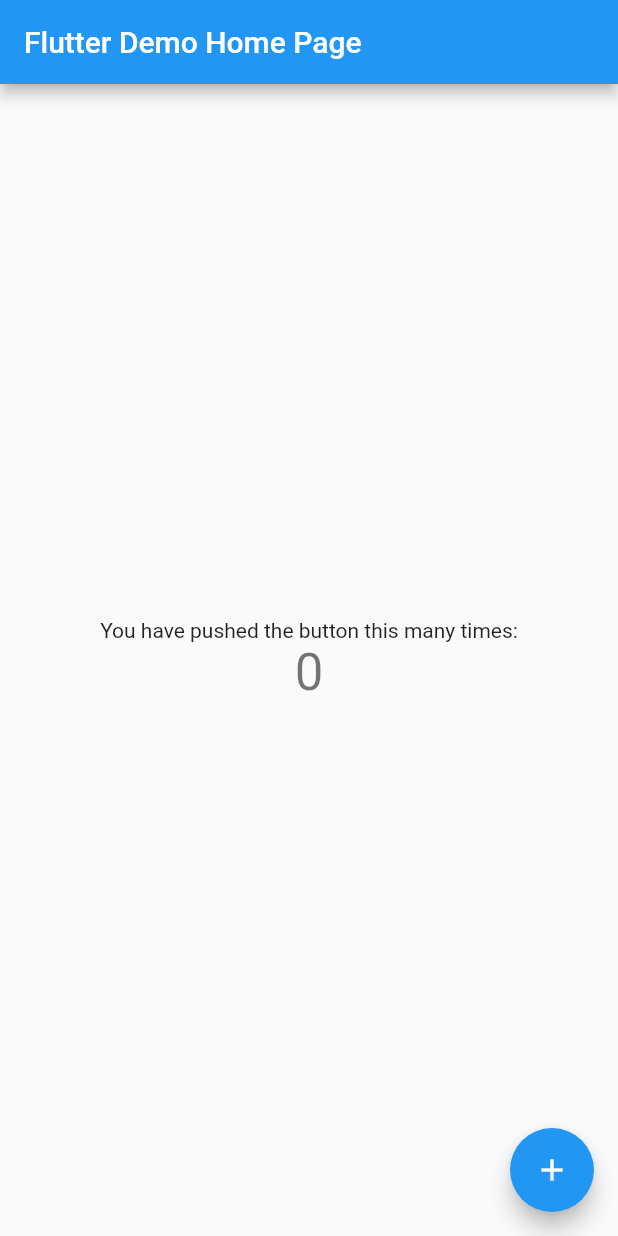
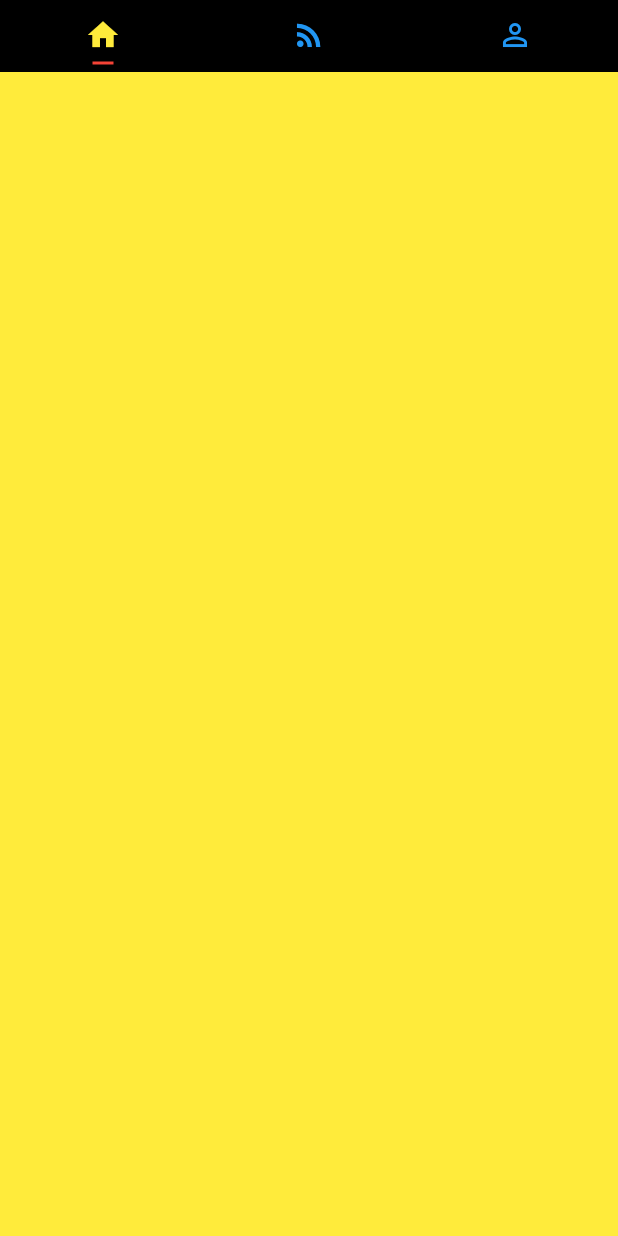
Before and after one commit to Tuckick/todoapp, a Flutter app: the screen it shows after launch, on a phone screen of 412 x 824 dp. Run offline on Flutter 3.47's test engine with Material 2 defaults, Android fonts, the phone set to English and light mode, and no system bars.

Commit message:
create simple app bar

```diff
--- a/mobile/todoapp/lib/main.dart
+++ b/mobile/todoapp/lib/main.dart
@@ -9,40 +9,18 @@ class MyApp extends StatelessWidget {
   @override
   Widget build(BuildContext context) {
     return MaterialApp(
-      title: 'Flutter Demo',
+      title: 'Todo App',
       theme: ThemeData(
-        // This is the theme of your application.
-        //
-        // Try running your application with "flutter run". You'll see the
-        // application has a blue toolbar. Then, without quitting the app, try
-        // changing the primarySwatch below to Colors.green and then invoke
-        // "hot reload" (press "r" in the console where you ran "flutter run",
-        // or simply save your changes to "hot reload" in a Flutter IDE).
-        // Notice that the counter didn't reset back to zero; the application
-        // is not restarted.
         primarySwatch: Colors.blue,
-        // This makes the visual density adapt to the platform that you run
-        // the app on. For desktop platforms, the controls will be smaller and
-        // closer together (more dense) than on mobile platforms.
         visualDensity: VisualDensity.adaptivePlatformDensity,
       ),
-      home: MyHomePage(title: 'Flutter Demo Home Page'),
+      home: MyHomePage(title: 'Todo App'),
     );
   }
 }
 
 class MyHomePage extends StatefulWidget {
   MyHomePage({Key key, this.title}) : super(key: key);
-
-  // This widget is the home page of your application. It is stateful, meaning
-  // that it has a State object (defined below) that contains fields that affect
-  // how it looks.
-
-  // This class is the configuration for the state. It holds the values (in this
-  // case the title) provided by the parent (in this case the App widget) and
-  // used by the build method of the State. Fields in a Widget subclass are
-  // always marked "final".
-
   final String title;
 
   @override
@@ -50,68 +28,49 @@ class MyHomePage extends StatefulWidget {
 }
 
 class _MyHomePageState extends State<MyHomePage> {
-  int _counter = 0;
-
-  void _incrementCounter() {
-    setState(() {
-      // This call to setState tells the Flutter framework that something has
-      // changed in this State, which causes it to rerun the build method below
-      // so that the display can reflect the updated values. If we changed
-      // _counter without calling setState(), then the build method would not be
-      // called again, and so nothing would appear to happen.
-      _counter++;
-    });
-  }
-
   @override
   Widget build(BuildContext context) {
-    // This method is rerun every time setState is called, for instance as done
-    // by the _incrementCounter method above.
-    //
-    // The Flutter framework has been optimized to make rerunning build methods
-    // fast, so that you can just rebuild anything that needs updating rather
-    // than having to individually change instances of widgets.
-    return Scaffold(
-      appBar: AppBar(
-        // Here we take the value from the MyHomePage object that was created by
-        // the App.build method, and use it to set our appbar title.
-        title: Text(widget.title),
-      ),
-      body: Center(
-        // Center is a layout widget. It takes a single child and positions it
-        // in the middle of the parent.
-        child: Column(
-          // Column is also a layout widget. It takes a list of children and
-          // arranges them vertically. By default, it sizes itself to fit its
-          // children horizontally, and tries to be as tall as its parent.
-          //
-          // Invoke "debug painting" (press "p" in the console, choose the
-          // "Toggle Debug Paint" action from the Flutter Inspector in Android
-          // Studio, or the "Toggle Debug Paint" command in Visual Studio Code)
-          // to see the wireframe for each widget.
-          //
-          // Column has various properties to control how it sizes itself and
-          // how it positions its children. Here we use mainAxisAlignment to
-          // center the children vertically; the main axis here is the vertical
-          // axis because Columns are vertical (the cross axis would be
-          // horizontal).
-          mainAxisAlignment: MainAxisAlignment.center,
-          children: <Widget>[
-            Text(
-              'You have pushed the button this many times:',
+    return MaterialApp(
+      color: Colors.yellow,
+      home: DefaultTabController(
+        length: 3,
+        child: SafeArea(
+          child: Scaffold(
+            body: TabBarView(
+              children: [
+                Container(
+                  color: Colors.yellow,
+                ),
+                Container(
+                  color: Colors.orange,
+                ),
+                Container(
+                  color: Colors.lightGreen,
+                ),
+              ],
             ),
-            Text(
-              '$_counter',
-              style: Theme.of(context).textTheme.headline4,
+            appBar: TabBar(
+              tabs: [
+                Tab(
+                  icon: Icon(Icons.home),
+                ),
+                Tab(
+                  icon: Icon(Icons.rss_feed),
+                ),
+                Tab(
+                  icon: Icon(Icons.perm_identity),
+                ),
+              ],
+              labelColor: Colors.yellow,
+              unselectedLabelColor: Colors.blue,
+              indicatorSize: TabBarIndicatorSize.label,
+              indicatorPadding: EdgeInsets.all(5.0),
+              indicatorColor: Colors.red,
             ),
-          ],
+            backgroundColor: Colors.black,
+          ),
         ),
       ),
-      floatingActionButton: FloatingActionButton(
-        onPressed: _incrementCounter,
-        tooltip: 'Increment',
-        child: Icon(Icons.add),
-      ), // This trailing comma makes auto-formatting nicer for build methods.
     );
   }
 }
```
